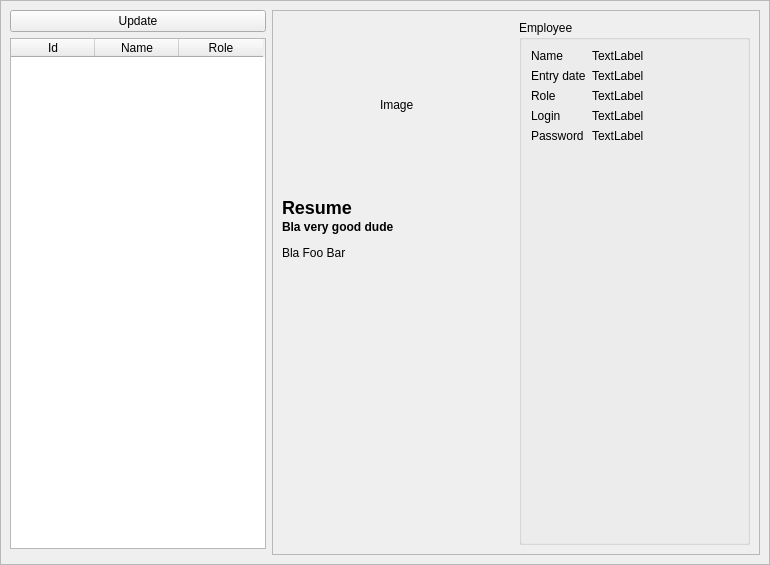
First picture: the form in Server/Controller/src/Ui/Users/UsersList.ui, repository siisgoo/siisty, before the edit.
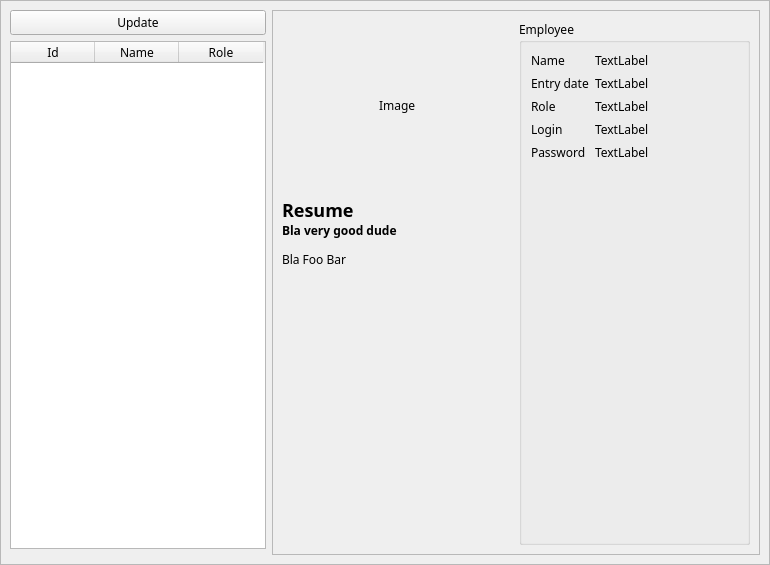
Second picture: the form after the edit.

Diff of the .ui file:
```diff
--- a/Server/Controller/src/Ui/Users/UsersList.ui
+++ b/Server/Controller/src/Ui/Users/UsersList.ui
@@ -10,6 +10,11 @@
     <height>565</height>
    </rect>
   </property>
+  <property name="font">
+   <font>
+    <family>Anonymous Pro</family>
+   </font>
+  </property>
   <property name="windowTitle">
    <string>Form</string>
   </property>
```
